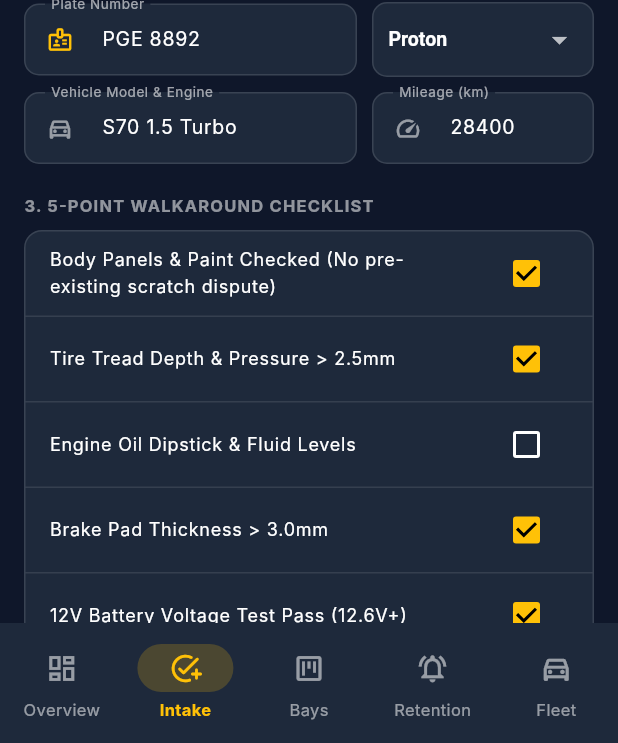
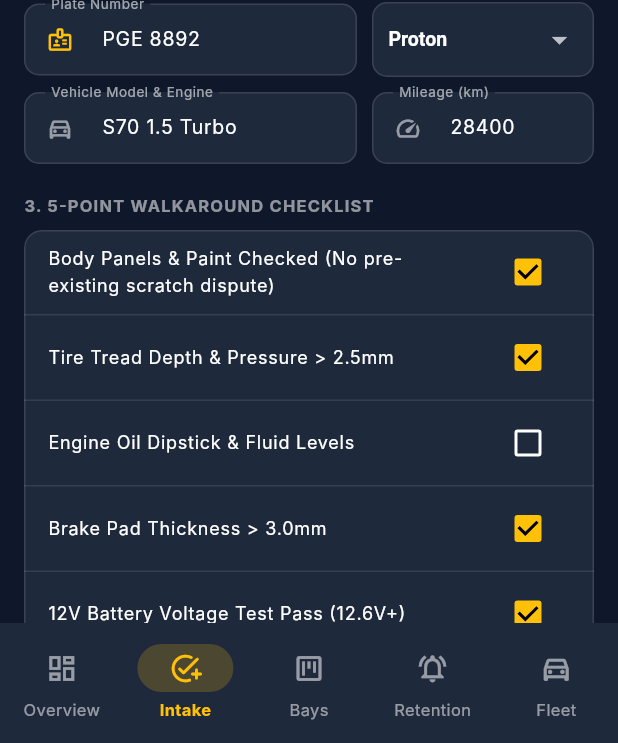
Before and after one commit to airiel51/SmartCRM, a Flutter app: the screen it shows after launch, item 2 of the bottom bar chosen, on a phone screen of 412 x 824 dp. Shown: the part 493-1236 px from the top of the screen. Run offline on Flutter 3.47's test engine with Material 3 defaults, Android fonts, the phone set to English and light mode, and no system bars; network calls fail; Roboto replaces fonts that are missing (Inter).

Commit message:
fix(mobile): resolve Material widget shape assertion and update to WidgetState

```diff
--- a/mobile/lib/main.dart
+++ b/mobile/lib/main.dart
@@ -67,14 +67,14 @@ class _MainFloorNavigationState extends State<MainFloorNavigation> {
         data: NavigationBarThemeData(
           backgroundColor: const Color(0xFF1E293B),
           indicatorColor: Colors.amber.withOpacity(0.2),
-          labelTextStyle: MaterialStateProperty.resolveWith<TextStyle>((states) {
-            if (states.contains(MaterialState.selected)) {
+          labelTextStyle: WidgetStateProperty.resolveWith<TextStyle>((states) {
+            if (states.contains(WidgetState.selected)) {
               return const TextStyle(color: Colors.amber, fontSize: 11, fontWeight: FontWeight.bold);
             }
             return const TextStyle(color: Colors.white54, fontSize: 11);
           }),
-          iconTheme: MaterialStateProperty.resolveWith<IconThemeData>((states) {
-            if (states.contains(MaterialState.selected)) {
+          iconTheme: WidgetStateProperty.resolveWith<IconThemeData>((states) {
+            if (states.contains(WidgetState.selected)) {
               return const IconThemeData(color: Colors.amber, size: 22);
             }
             return const IconThemeData(color: Colors.white54, size: 22);
--- a/mobile/lib/screens/intake_screen.dart
+++ b/mobile/lib/screens/intake_screen.dart
@@ -199,11 +199,12 @@ class _IntakeScreenState extends State<IntakeScreen> {
             // Section 3: 5-Point Floor Walkaround Inspection
             _buildSectionHeader('3. 5-POINT WALKAROUND CHECKLIST'),
             const SizedBox(height: 8),
-            Container(
-              decoration: BoxDecoration(
-                color: const Color(0xFF1E293B),
+            Material(
+              color: const Color(0xFF1E293B),
+              clipBehavior: Clip.antiAlias,
+              shape: RoundedRectangleBorder(
                 borderRadius: BorderRadius.circular(12),
-                border: Border.all(color: Colors.white12),
+                side: const BorderSide(color: Colors.white12),
               ),
               child: Column(
                 children: [
```
